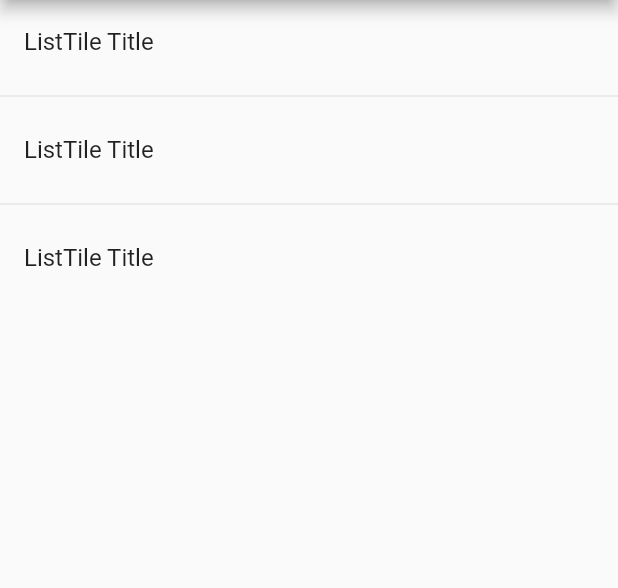
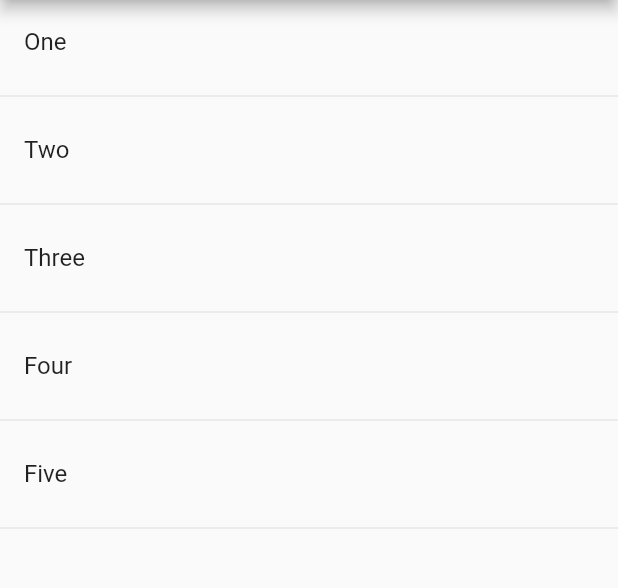
Before and after one commit to Daniel-Penaloza/FlutterComponents, a Flutter app: the screen it shows after launch, on a phone screen of 412 x 824 dp, the part 84-672 px from its top. Run offline on Flutter 3.47's test engine with Material 2 defaults, Android fonts, the phone set to English and light mode, and no system bars.

Commit message:
ListItems from a list

```diff
--- a/lib/src/pages/home_temp.dart
+++ b/lib/src/pages/home_temp.dart
@@ -1,6 +1,8 @@
 import 'package:flutter/material.dart';
 
 class HomePageTemp extends StatelessWidget {
+  final options = ['One', 'Two', 'Three', 'Four', 'Five'];
+
   @override
   Widget build(BuildContext context) {
     return Scaffold(
@@ -8,21 +10,24 @@ class HomePageTemp extends StatelessWidget {
         title: Text('Components Temp'),
       ),
       body: ListView(
-        children: <Widget>[
-          ListTile(
-            title: Text('ListTile Title')
-          ),
-          Divider(),
-          ListTile(
-            title: Text('ListTile Title')
-          ),
-          Divider(),
-          ListTile(
-            title: Text('ListTile Title')
-          ),
-        ],
+        children: _createItems()
       ),
     );
   }
 
+  List<Widget> _createItems(){
+    List<Widget> list = new List<Widget>();
+    for (String opt in options) {
+      final tempWidget = ListTile(
+        title: Text(opt),
+      );
+      list..add(tempWidget)
+          ..add( Divider());
+    }
+    return list;
+  }
+
+  List<Widget> _createItemsShort(){
+
+  }
 }
```
